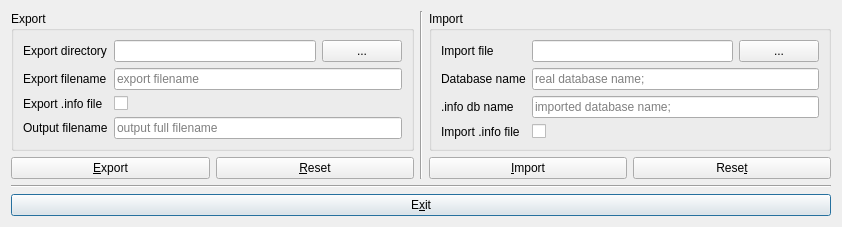
Qt form src/ui/DBExportDialog.ui (wnt-zhp/zarlock-cpp) before a commit.
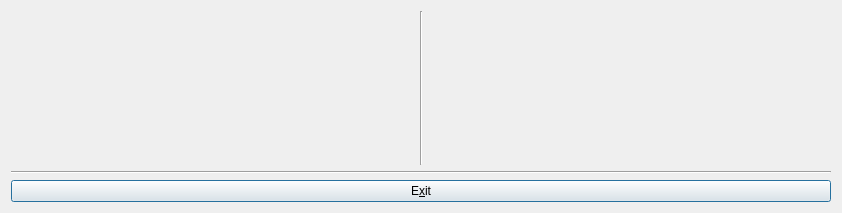
The same form after that commit.

Commit message: Import/Export improved

```diff
--- a/src/ui/DBExportDialog.ui
+++ b/src/ui/DBExportDialog.ui
@@ -24,102 +24,6 @@
      </property>
     </widget>
    </item>
-   <item row="0" column="0">
-    <widget class="QGroupBox" name="exp_groupBox">
-     <property name="title">
-      <string>Export</string>
-     </property>
-     <layout class="QFormLayout" name="formLayout">
-      <property name="fieldGrowthPolicy">
-       <enum>QFormLayout::ExpandingFieldsGrow</enum>
-      </property>
-      <item row="0" column="0">
-       <widget class="QLabel" name="exp_label_dir">
-        <property name="text">
-         <string>Export directory</string>
-        </property>
-       </widget>
-      </item>
-      <item row="0" column="1">
-       <layout class="QHBoxLayout" name="exp_horizontalLayout_dir">
-        <item>
-         <widget class="QLineEdit" name="exp_line_dir"/>
-        </item>
-        <item>
-         <widget class="QPushButton" name="exp_push_dir">
-          <property name="text">
-           <string>...</string>
-          </property>
-         </widget>
-        </item>
-       </layout>
-      </item>
-      <item row="1" column="0">
-       <widget class="QLabel" name="exp_label_filename">
-        <property name="text">
-         <string>Export filename</string>
-        </property>
-       </widget>
-      </item>
-      <item row="1" column="1">
-       <widget class="QLineEdit" name="exp_line_filename">
-        <property name="toolTip">
-         <string>Filename for exported database file/archive (doesn't include file extension)</string>
-        </property>
-        <property name="placeholderText">
-         <string>export filename</string>
-        </property>
-       </widget>
-      </item>
-      <item row="2" column="0">
-       <widget class="QLabel" name="exp_label_info">
-        <property name="text">
-         <string>Export .info file</string>
-        </property>
-       </widget>
-      </item>
-      <item row="2" column="1">
-       <widget class="QCheckBox" name="exp_chb_info">
-        <property name="toolTip">
-         <string>Export INFO file together with database file. This option is available only if database is exported to archive.</string>
-        </property>
-        <property name="text">
-         <string/>
-        </property>
-       </widget>
-      </item>
-      <item row="3" column="0">
-       <widget class="QLabel" name="exp_label_output">
-        <property name="text">
-         <string>Output filename</string>
-        </property>
-       </widget>
-      </item>
-      <item row="3" column="1">
-       <widget class="QLineEdit" name="exp_line_output">
-        <property name="toolTip">
-         <string>Displays final export file name.</string>
-        </property>
-        <property name="readOnly">
-         <bool>true</bool>
-        </property>
-        <property name="placeholderText">
-         <string>output full filename</string>
-        </property>
-       </widget>
-      </item>
-     </layout>
-     <zorder>exp_label_dir</zorder>
-     <zorder>exp_label_dir</zorder>
-     <zorder></zorder>
-     <zorder>exp_label_filename</zorder>
-     <zorder>exp_line_filename</zorder>
-     <zorder>exp_label_info</zorder>
-     <zorder>exp_chb_info</zorder>
-     <zorder>exp_label_output</zorder>
-     <zorder>exp_line_output</zorder>
-    </widget>
-   </item>
    <item row="0" column="1" rowspan="2">
     <widget class="Line" name="line_v">
      <property name="orientation">
@@ -127,129 +31,6 @@
      </property>
     </widget>
    </item>
-   <item row="0" column="2">
-    <widget class="QGroupBox" name="imp_groupBox">
-     <property name="title">
-      <string>Import</string>
-     </property>
-     <layout class="QFormLayout" name="formLayout_2">
-      <property name="fieldGrowthPolicy">
-       <enum>QFormLayout::ExpandingFieldsGrow</enum>
-      </property>
-      <item row="0" column="0">
-       <widget class="QLabel" name="imp_label_file">
-        <property name="text">
-         <string>Import file</string>
-        </property>
-       </widget>
-      </item>
-      <item row="0" column="1">
-       <layout class="QHBoxLayout" name="imp_horizontalLayout_file">
-        <item>
-         <widget class="QLineEdit" name="imp_line_file"/>
-        </item>
-        <item>
-         <widget class="QPushButton" name="imp_push_file">
-          <property name="text">
-           <string>...</string>
-          </property>
-         </widget>
-        </item>
-       </layout>
-      </item>
-      <item row="1" column="0">
-       <widget class="QLabel" name="imp_label_dbname">
-        <property name="text">
-         <string>Database name</string>
-        </property>
-       </widget>
-      </item>
-      <item row="2" column="0">
-       <widget class="QLabel" name="imp_label_infoname">
-        <property name="text">
-         <string>.info db name</string>
-        </property>
-       </widget>
-      </item>
-      <item row="1" column="1">
-       <widget class="QLineEdit" name="imp_line_dbname">
-        <property name="readOnly">
-         <bool>true</bool>
-        </property>
-        <property name="placeholderText">
-         <string>real database name; </string>
-        </property>
-       </widget>
-      </item>
-      <item row="2" column="1">
-       <widget class="QLineEdit" name="imp_line_infoname">
-        <property name="readOnly">
-         <bool>true</bool>
-        </property>
-        <property name="placeholderText">
-         <string>imported database name; </string>
-        </property>
-       </widget>
-      </item>
-      <item row="3" column="0">
-       <widget class="QLabel" name="imp_label_info">
-        <property name="text">
-         <string>Import .info file</string>
-        </property>
-       </widget>
-      </item>
-      <item row="3" column="1">
-       <widget class="QCheckBox" name="imp_chb_info">
-        <property name="text">
-         <string/>
-        </property>
-       </widget>
-      </item>
-     </layout>
-    </widget>
-   </item>
-   <item row="1" column="0">
-    <layout class="QHBoxLayout" name="exp_horizontalLayout_buttons">
-     <item>
-      <widget class="QPushButton" name="exp_push_export">
-       <property name="toolTip">
-        <string>Export database to given file</string>
-       </property>
-       <property name="text">
-        <string>&amp;Export</string>
-       </property>
-      </widget>
-     </item>
-     <item>
-      <widget class="QPushButton" name="exp_push_reset">
-       <property name="toolTip">
-        <string>Reset to default settings</string>
-       </property>
-       <property name="text">
-        <string>&amp;Reset</string>
-       </property>
-      </widget>
-     </item>
-    </layout>
-   </item>
-   <item row="1" column="2">
-    <layout class="QHBoxLayout" name="imp_horizontalLayout_buttons">
-     <item>
-      <widget class="QPushButton" name="imp_push_import">
-       <property name="text">
-        <string>&amp;Import</string>
-       </property>
-      </widget>
-     </item>
-     <item>
-      <widget class="QPushButton" name="imp_push_reset">
-       <property name="text">
-        <string>Rese&amp;t</string>
-       </property>
-      </widget>
-     </item>
-    </layout>
-   </item>
    <item row="2" column="0" colspan="3">
     <widget class="Line" name="line_cancel">
      <property name="orientation">
```
Left out of the diff: 13 changed lines with no effect on the pictures. The commit also changes 13 other files.
